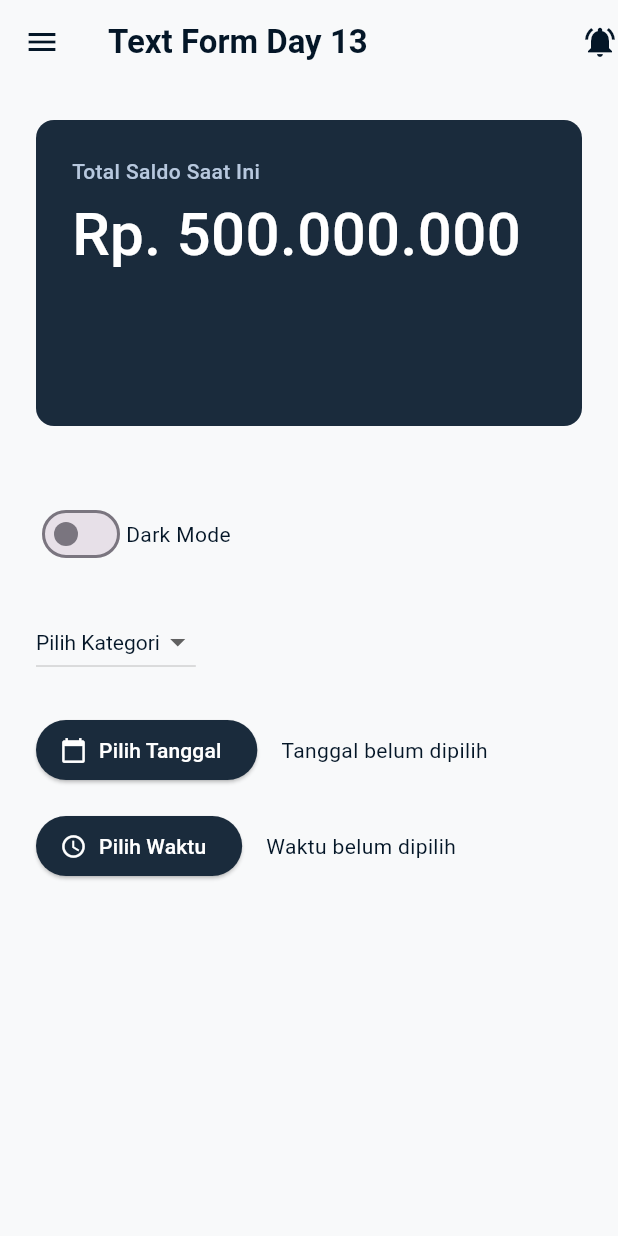
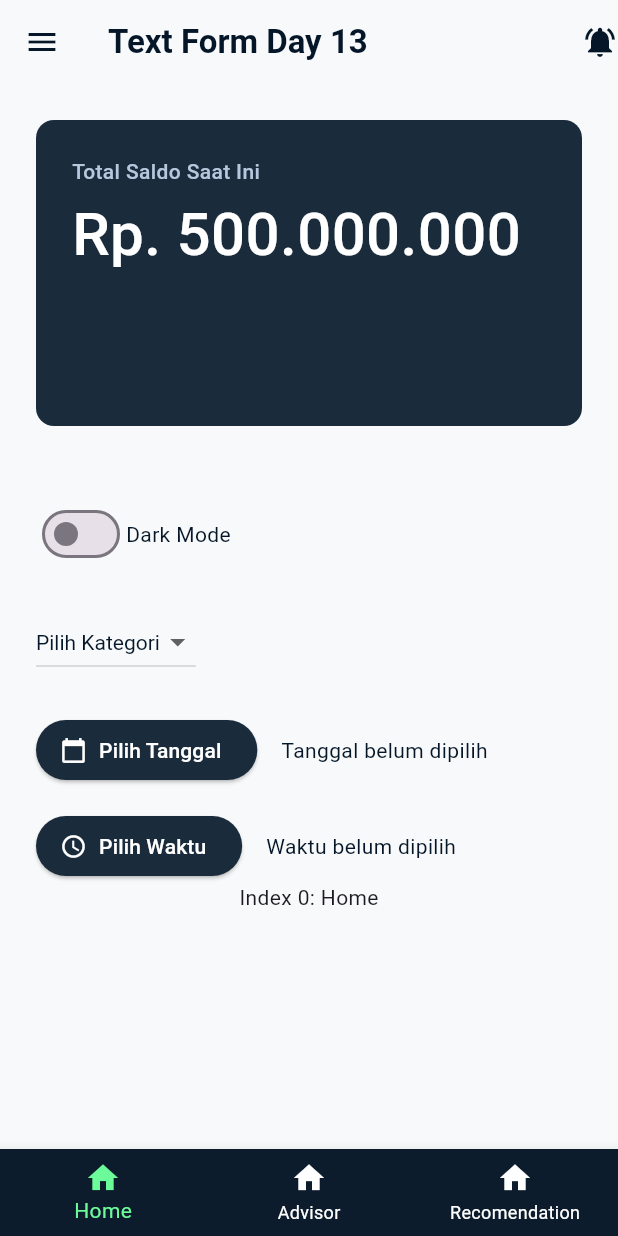
Before and after one commit to Atiowhy/dukun_saldo_FE, a Flutter app: the HomePage screen opened by its route, on a phone screen of 412 x 824 dp. Run offline on Flutter 3.47's test engine with Material 3 defaults, Android fonts, the phone set to English and light mode, and no system bars.

Commit message:
update: push tugas

```diff
--- a/lib/views/home.dart
+++ b/lib/views/home.dart
@@ -1,4 +1,3 @@
-import 'package:animated_notch_bottom_bar/animated_notch_bottom_bar/animated_notch_bottom_bar.dart';
 import 'package:flutter/material.dart';
 
 class HomePage extends StatefulWidget {
@@ -15,16 +14,28 @@
   String? selectedDropdown;
   DateTime? selectedDate;
   TimeOfDay? selectedTime;
-  final _pageController = PageController(initialPage: 0);
+  // final _pageController = PageController(initialPage: 0);
+  // final _notchController = NotchBottomBarController(index: 0);
+  int _selectedIndex = 0;
 
-  final _notchController = NotchBottomBarController(index: 0);
+  static const List<Widget> _widgetOptions = <Widget>[
+    Text('Index 0: Home'),
+    Text('Index 1: Cart'),
+    Text('Index 2: Profile'),
+  ];
 
-  @override
-  void dispose() {
-    _pageController.dispose();
-    _notchController.dispose();
-    super.dispose();
+  void _onItemTapped(int index) {
+    setState(() {
+      _selectedIndex = index;
+    });
   }
+
+  // @override
+  // void dispose() {
+  //   _pageController.dispose();
+  //   _notchController.dispose();
+  //   super.dispose();
+  // }
 
   @override
   Widget build(BuildContext context) {
@@ -315,7 +326,24 @@
               ],
             ),
           ),
+          Center(child: _widgetOptions.elementAt(_selectedIndex)),
         ], // Penutup Column Body
+      ),
+
+      bottomNavigationBar: BottomNavigationBar(
+        items: <BottomNavigationBarItem>[
+          BottomNavigationBarItem(icon: Icon(Icons.home), label: "Home"),
+          BottomNavigationBarItem(icon: Icon(Icons.home), label: "Advisor"),
+          BottomNavigationBarItem(
+            icon: Icon(Icons.home),
+            label: "Recomendation",
+          ),
+        ],
+        currentIndex: _selectedIndex,
+        unselectedItemColor: Colors.white,
+        selectedItemColor: const Color(0xff6BFB9A),
+        onTap: _onItemTapped,
+        backgroundColor: Color(0xff0D1C2D),
       ),
     );
   }
```
